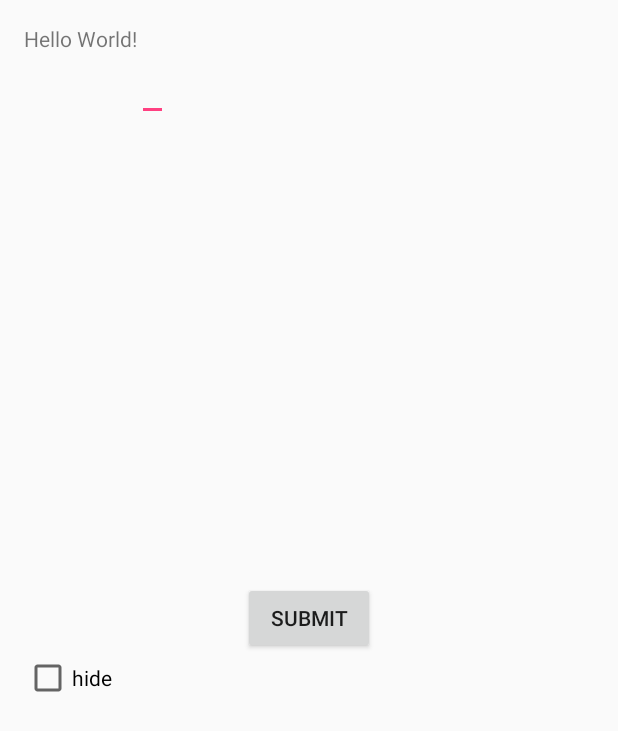
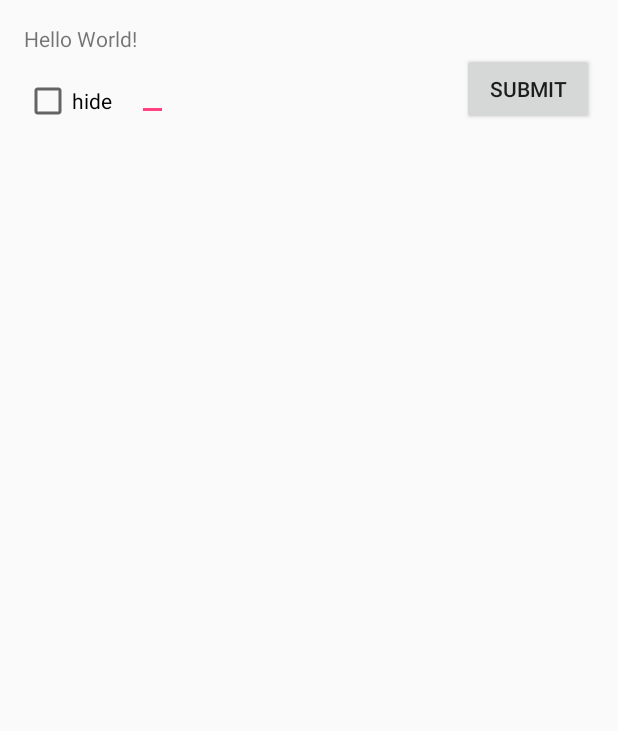
Before and after one commit to kungtsan/AndStudio, an Android app: the layout activity_main.xml on its own in the app's theme, with its tools: preview values and no code run, on a phone screen of 412 x 824 dp. Shown: the top 731 px of the screen. Run offline under Robolectric (Android 15) with nearby library versions, the phone set to English and light mode, and no system bars.

Commit message:
20151130

```diff
--- a/SimpleUI/app/src/main/res/layout/activity_main.xml
+++ b/SimpleUI/app/src/main/res/layout/activity_main.xml
@@ -23,16 +23,17 @@
         android:layout_height="wrap_content"
         android:text="submit"
         android:id="@+id/button"
-        android:layout_centerVertical="true"
-        android:layout_centerHorizontal="true"
-        android:onClick="submit" />
+        android:onClick="submit"
+        android:layout_alignTop="@+id/inputText"
+        android:layout_alignParentRight="true"
+        android:layout_alignParentEnd="true" />
 
     <CheckBox
         android:layout_width="wrap_content"
         android:layout_height="wrap_content"
         android:text="hide"
         android:id="@+id/hideCheckBox"
-        android:layout_below="@+id/button"
+        android:layout_alignBottom="@+id/button"
         android:layout_alignParentLeft="true"
         android:layout_alignParentStart="true" />
 </RelativeLayout>
```
Also changed, not shown: SimpleUI/app/src/main/java/com/example/simpleui/MainActivity.java (+15 -2 lines), SimpleUI/app/src/main/java/com/example/simpleui/Utils.java (added, +23 -0 lines), SimpleUI/gradle/wrapper/gradle-wrapper.properties, 2 other files.
